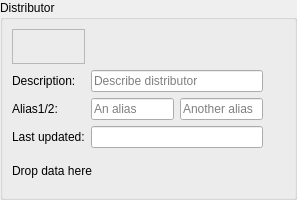
swift-project/pilotclient, file src/blackgui/editors/distributorform.ui: the form before one commit.
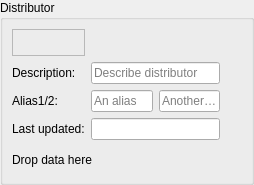
The form after the commit. Custom widgets are drawn as their Qt base class.

Commit message:
Ref T292, Ref T285 further form improvements
* avoid roundtrips by airline digest signal
* style such as removed "private slots"
* fixing distributor form's clear

What changed in the file:
```diff
--- a/src/blackgui/editors/distributorform.ui
+++ b/src/blackgui/editors/distributorform.ui
@@ -6,8 +6,8 @@
    <rect>
     <x>0</x>
     <y>0</y>
-    <width>297</width>
-    <height>200</height>
+    <width>254</width>
+    <height>185</height>
    </rect>
   </property>
   <property name="minimumSize">
@@ -114,7 +114,7 @@
        </widget>
       </item>
       <item row="0" column="1" colspan="2">
-       <widget class="BlackGui::Components::CDbDistributorSelectorComponent" name="distributor_Selector">
+       <widget class="BlackGui::Components::CDbDistributorSelectorComponent" name="comp_DistributorSelector">
         <property name="minimumSize">
          <size>
           <width>0</width>
```
Left out of the diff: 2 changed lines with no effect on the pictures. The commit also changes 6 other files.
